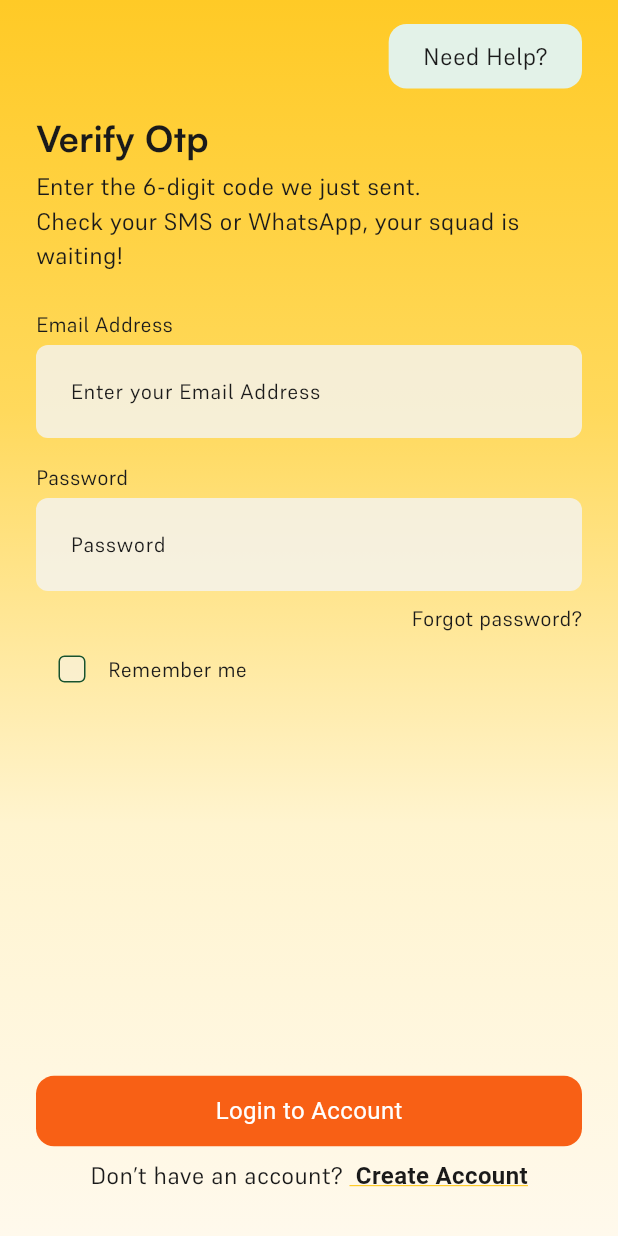
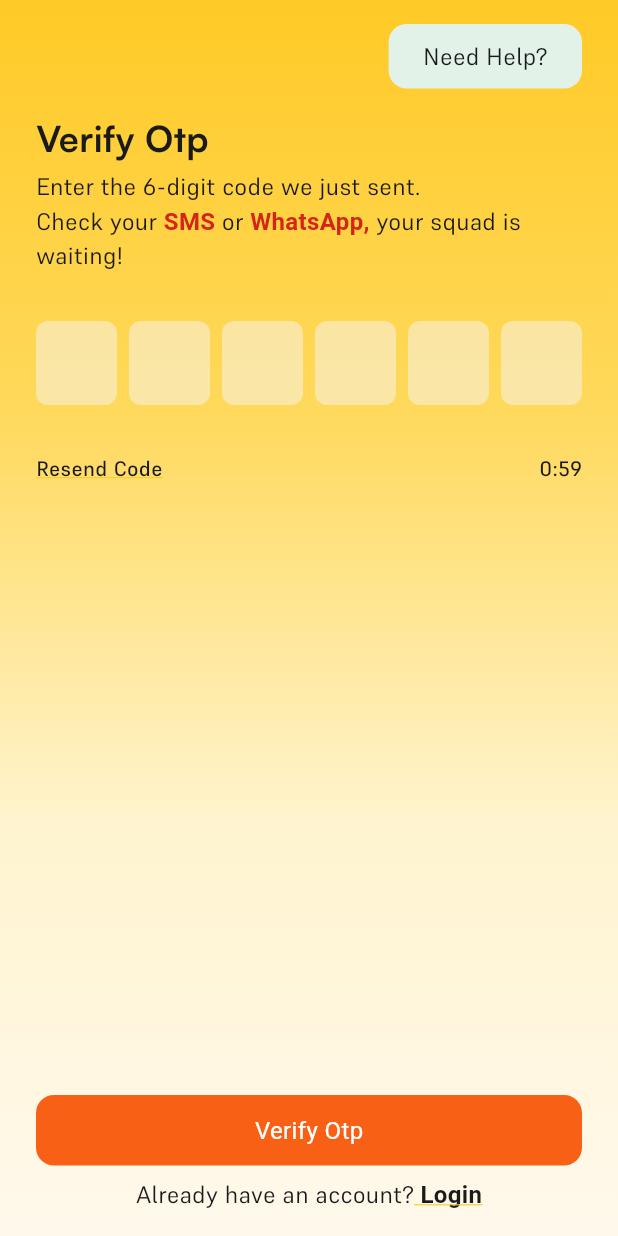
Before and after one commit to Bewizi/chop_gang, a Flutter app: the VerifyOtp screen opened by its route, on a phone screen of 412 x 824 dp. Run offline on Flutter 3.47's test engine with Material 3 defaults, Android fonts, the phone set to English and light mode, and no system bars; drawn by our look-alikes of pinput; our stand-ins replace bloc, flutter_bloc, flutter_svg, go_router; generated files the repository leaves out were written again.

Commit message:
feat: implement OTP verification UI with timer and pinput integration

```diff
--- a/lib/features/auth/presentation/pages/verify_otp.dart
+++ b/lib/features/auth/presentation/pages/verify_otp.dart
@@ -1,16 +1,21 @@
+import 'dart:async';
+
 import 'package:chop_gang/core/router/app_router.dart';
 import 'package:chop_gang/core/theme/app_text_theme.dart';
 import 'package:chop_gang/core/ui/components/app_button.dart';
 import 'package:chop_gang/core/ui/components/app_text.dart';
-import 'package:chop_gang/core/ui/components/app_text_field.dart';
+
 import 'package:chop_gang/core/ui/extension/app_spacing_extension.dart';
 import 'package:chop_gang/core/ui/layouts/app_scaffold.dart';
 import 'package:chop_gang/core/variables/app_inset.dart';
 import 'package:chop_gang/core/variables/app_radius.dart';
+
 import 'package:chop_gang/core/variables/colors.dart';
 import 'package:chop_gang/features/auth/presentation/widgets/need_help.dart';
 import 'package:flutter/gestures.dart';
 import 'package:flutter/material.dart';
+import 'package:go_router/go_router.dart';
+import 'package:pinput/pinput.dart';
 
 class VerifyOtp extends StatefulWidget {
   const VerifyOtp({super.key});
@@ -20,8 +25,40 @@ class VerifyOtp extends StatefulWidget {
 }
 
 class _VerifyOtpState extends State<VerifyOtp> {
-  final TextEditingController _fullName = TextEditingController();
-  bool isChecked = false;
+  String get _timerText {
+    final minutes = _timerSeconds ~/ 60;
+    final seconds = _timerSeconds % 60;
+    return '$minutes:${seconds.toString().padLeft(2, '0')}';
+  }
+
+  @override
+  void initState() {
+    super.initState();
+    _startTimer();
+  }
+
+  @override
+  void dispose() {
+    super.dispose();
+    _timer?.cancel();
+  }
+
+  bool _isTimerRunning = true;
+  Timer? _timer;
+  int _timerSeconds = 60;
+
+  void _startTimer() {
+    Timer.periodic(const Duration(seconds: 1), (timer) {
+      setState(() {
+        if (_timerSeconds > 0) {
+          _timerSeconds--;
+        } else {
+          timer.cancel();
+          _isTimerRunning = false;
+        }
+      });
+    });
+  }
 
   @override
   Widget build(BuildContext context) {
@@ -61,95 +98,80 @@ class _VerifyOtpState extends State<VerifyOtp> {
                   ),
                 ),
                 4.verticalSpacing,
-                AppText(
-                  'Enter the 6-digit code we just sent. '
-                  '\nCheck your SMS or WhatsApp, your squad is waiting!',
+                AppRichText(
                   style: appTextTheme.titleMedium?.copyWith(
                     fontFamily: 'Supreme',
                     color: AppColors.kCarbonBlack900,
                     fontWeight: FontWeight.w400,
                   ),
+                  spans: const [
+                    TextSpan(
+                      text: 'Enter the 6-digit code we just sent. ',
                     ),
-                24.verticalSpacing,
-                Form(
-                  child: Column(
-                    crossAxisAlignment: .start,
+                    TextSpan(
+                      text: '\nCheck your ',
+                    ),
+                    TextSpan(
+                      text: 'SMS ',
+                      style: TextStyle(
+                        color: AppColors.kFlagRed500,
+                        fontSize: 16,
+                        fontWeight: FontWeight.w600,
+                      ),
+                    ),
+                    TextSpan(text: 'or'),
+                    TextSpan(
+                      text: ' WhatsApp,',
+                      style: TextStyle(
+                        color: AppColors.kFlagRed500,
+                        fontSize: 16,
+                        fontWeight: FontWeight.w600,
+                      ),
+                    ),
+                    TextSpan(text: ' your squad is waiting!'),
+                  ],
+                ),
+                32.verticalSpacing,
+                Center(child: _buildOtpInput()),
+                32.verticalSpacing,
+                Row(
+                  mainAxisAlignment: .spaceBetween,
                   children: [
-                      // email address
-                      AppTextField(
-                        title: 'Email Address',
-                        hintText: 'Enter your Email Address',
-                        controller: _fullName,
+                    GestureDetector(
+                      child: AppText(
+                        'Resend Code',
+                        style: appTextTheme.titleSmall?.copyWith(
+                          color: AppColors.kCarbonBlack900,
+                          fontFamily: 'Supreme',
+                          fontWeight: FontWeight.w500,
+                          decoration: TextDecoration.underline,
+                          decorationStyle: TextDecorationStyle.solid,
                         ),
-                      16.verticalSpacing,
-
-                      // password
-                      Column(
-                        crossAxisAlignment: .start,
-                        children: [
-                          AppTextField(
-                            title: 'Password',
-                            hintText: 'Password',
-                            controller: _fullName,
                       ),
-                          8.verticalSpacing,
-                          Align(
-                            alignment: Alignment.bottomRight,
-                            child: GestureDetector(
-                              onTap: () {},
+                    ),
+                    // timer
+                    AnimatedOpacity(
+                      opacity: _isTimerRunning ? 1 : 0,
+                      duration: const Duration(milliseconds: 300),
                       child: AppText(
-                                'Forgot password?',
+                        _timerText,
                         style: appTextTheme.titleSmall?.copyWith(
+                          color: AppColors.kCarbonBlack900,
                           fontFamily: 'Supreme',
-                                  color: AppColors.kCarbonBlack900,
-                                ),
+                          fontWeight: FontWeight.w500,
                         ),
                       ),
                     ),
                   ],
                 ),
-
-                      // checkbox remember me
-                      Row(
-                        children: [
-                          Checkbox(
-                            side: const BorderSide(
-                              color: AppColors.kDarkSpruce800,
-                            ),
-                            shape: RoundedRectangleBorder(
-                              borderRadius: AppRadius.smallRadius,
-                            ),
-                            value: isChecked,
-                            onChanged: (value) {
-                              setState(() {
-                                isChecked = !isChecked;
-                              });
+                const Spacer(),
+                AppButton(
+                  bgColors: AppColors.kBlazeOrange500,
+                  textColors: AppColors.kWhite,
+                  text: 'Verify Otp',
+                  onPressed: () {
+                    context.push('');
                   },
-                            fillColor: WidgetStatePropertyAll<Color>(
-                              AppColors.kWhiteSmoke50.withValues(alpha: 0.5),
-                            ),
-                          ),
-                          AppText(
-                            'Remember me',
-                            style: appTextTheme.titleSmall?.copyWith(
-                              fontFamily: 'Supreme',
-                              color: AppColors.kCarbonBlack900,
-                            ),
-                          ),
-                        ],
-                      ),
-
-                      SizedBox(
-                        height: MediaQuery.sizeOf(context).height * 0.3,
-                      ),
-                      AppButton(
-                        onPressed: () {},
-                        text: 'Login to Account',
-                        textColors: AppColors.kWhite,
-                        bgColors: AppColors.kBlazeOrange500,
-                      ),
-                    ],
-                  ),
                 ),
                 8.verticalSpacing,
                 Center(
@@ -160,12 +182,12 @@ class _VerifyOtpState extends State<VerifyOtp> {
                     ),
                     spans: [
                       const TextSpan(
-                        text: 'Don’t have an account? ',
+                        text: 'Already have an account?',
                       ),
                       TextSpan(
                         recognizer: TapGestureRecognizer()
-                          ..onTap = () => SignUpRoute().go(context),
-                        text: ' Create Account',
+                          ..onTap = () => LoginRoute().go(context),
+                        text: ' Login',
                         style: const TextStyle(
                           fontWeight: FontWeight.w700,
                           decorationStyle: TextDecorationStyle.solid,
@@ -182,4 +204,40 @@ class _VerifyOtpState extends State<VerifyOtp> {
       ),
     );
   }
+
+  Widget _buildOtpInput() {
+    return Form(
+      child: Pinput(
+        length: 6,
+        defaultPinTheme: PinTheme(
+          width: 56,
+          height: 56,
+          textStyle: const TextStyle(
+            fontSize: 20,
+            color: AppColors.kCarbonBlack900,
+            fontWeight: FontWeight.w600,
+          ),
+          decoration: BoxDecoration(
+            borderRadius: AppRadius.mediumRadius,
+
+            color: AppColors.kWhiteSmoke50.withValues(alpha: 0.5),
+          ),
+        ),
+        focusedPinTheme: PinTheme(
+          width: 56,
+          height: 56,
+          textStyle: const TextStyle(
+            fontSize: 20,
+            color: AppColors.kCarbonBlack900,
+            fontWeight: FontWeight.w600,
+          ),
+          decoration: BoxDecoration(
+            borderRadius: AppRadius.mediumRadius,
+            border: Border.all(color: AppColors.kCarbonBlack900),
+            color: AppColors.kWhiteSmoke50.withValues(alpha: 0.5),
+          ),
+        ),
+      ),
+    );
   }
+}
--- a/pubspec.yaml
+++ b/pubspec.yaml
@@ -17,6 +17,7 @@ dependencies:
   flutter_svg: ^2.2.4
   go_router: ^17.2.1
   intl: ^0.20.2
+  pinput: ^6.0.2
 
 dev_dependencies:
   bloc_lint: ^0.4.1
```
Also changed, not shown: pubspec.lock. Lines whose indentation alone changed are shown as unchanged.
